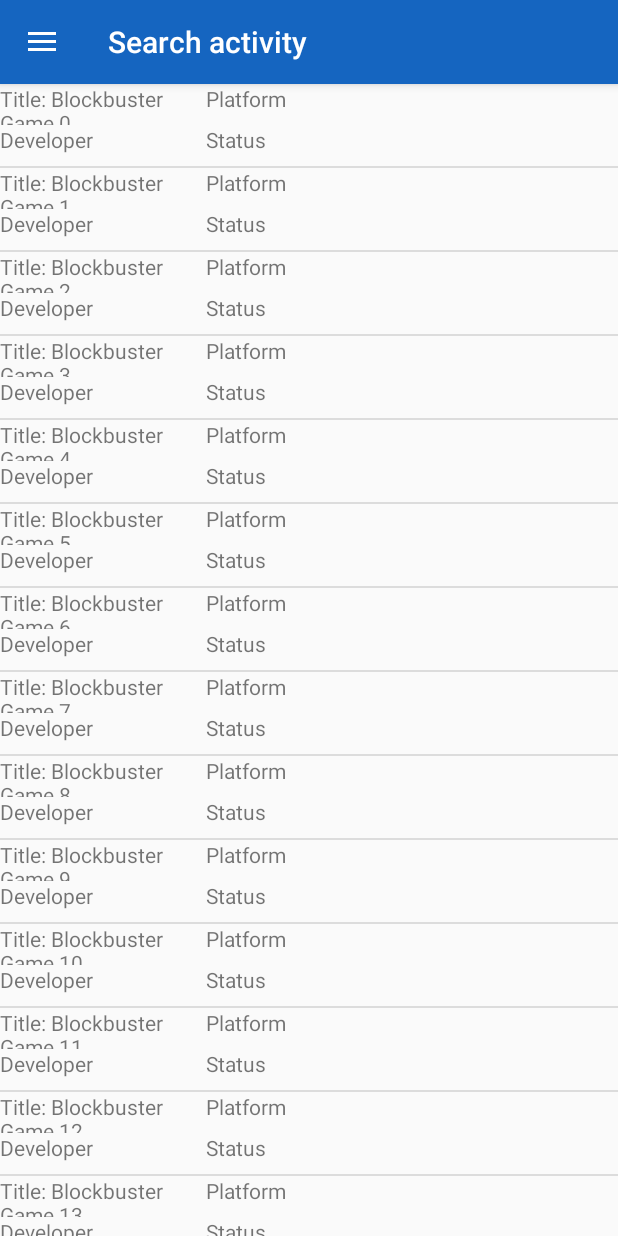
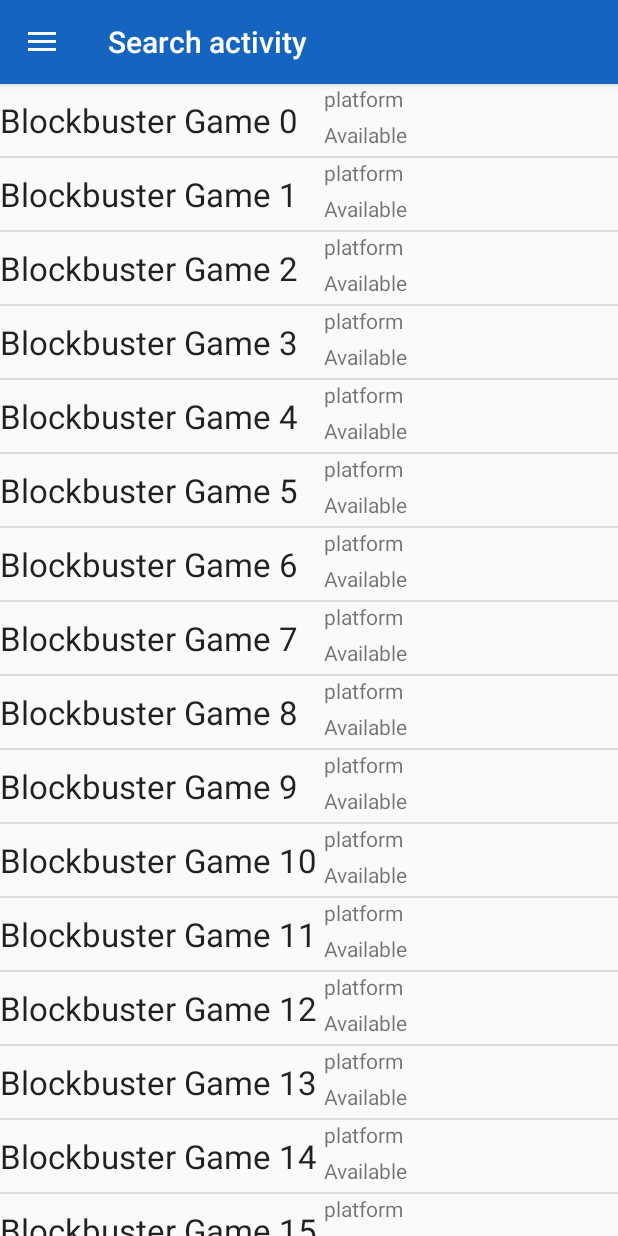
Before and after one commit to CMPUT301W16T18/GameXchange, an Android app: the screen it shows after launch (SearchListActivity), on a phone screen of 412 x 824 dp. Run offline under Robolectric (Android 15) with nearby library versions, the light colour scheme and no system bars; libraries missing offline, so code that uses them is left out: com.github.amlcurran.showcaseview; 1 statement that could not run was skipped.

Commit message:
Fixed layout for SearchListActivity

```diff
--- a/src/GameXchange/app/src/main/java/ca/ualberta/cmput301w16t18/gamexchange/SearchListListViewArrayAdapter.java
+++ b/src/GameXchange/app/src/main/java/ca/ualberta/cmput301w16t18/gamexchange/SearchListListViewArrayAdapter.java
@@ -38,7 +38,13 @@ public class SearchListListViewArrayAdapter extends ArrayAdapter<Game> {
 
         //Populate data in the view
         TextView textview = (TextView) convertView.findViewById(R.id.SearchListItemTitleTextView);
-        textview.setText("Title: " + gamelist.get(position).getTitle());
+        textview.setText(gamelist.get(position).getTitle());
+
+        textview = (TextView) convertView.findViewById(R.id.SearchListItemPlatformTextView);
+        textview.setText(gamelist.get(position).getPlatform());
+
+        textview = (TextView) convertView.findViewById(R.id.SearchListItemStatusTextView);
+        textview.setText(gamelist.get(position).getStatus());
 
         return convertView;
     }
--- a/src/GameXchange/app/src/main/res/layout/searchlist_listview_item.xml
+++ b/src/GameXchange/app/src/main/res/layout/searchlist_listview_item.xml
@@ -1,48 +1,44 @@
 <?xml version="1.0" encoding="utf-8"?>
 <LinearLayout xmlns:android="http://schemas.android.com/apk/res/android"
-    xmlns:app="http://schemas.android.com/apk/res-auto"
     android:orientation="horizontal"
-    android:layout_width="fill_parent"
-    android:layout_height="wrap_content">
+    android:layout_width="match_parent"
+    android:layout_height="wrap_content"
+    android:baselineAligned="false">
 
     <LinearLayout
         android:layout_width="0dp"
-        android:layout_height="fill_parent"
+        android:layout_height="match_parent"
         android:layout_weight="2"
-        android:orientation="vertical">
+        android:orientation="vertical"
+        android:layout_gravity="center_vertical">
 
         <TextView
-            android:layout_width="wrap_content"
-            android:layout_height="0dp"
-            android:layout_weight="1"
+            android:layout_width="match_parent"
+            android:layout_height="match_parent"
+            android:textAppearance="?android:attr/textAppearanceLarge"
             android:id="@+id/SearchListItemTitleTextView"
-            android:text="Title"/>
-
-        <TextView
-            android:layout_width="wrap_content"
-            android:layout_height="0dp"
-            android:layout_weight="1"
-            android:id="@+id/SearchListItemDeveloperTextView"
-            android:text="Developer"/>
+            android:text="Title"
+            android:layout_gravity="center_vertical"
+            android:gravity="center_vertical" />
 
 
     </LinearLayout>
 
     <LinearLayout
         android:layout_width="0dp"
-        android:layout_weight="2"
-        android:layout_height="fill_parent"
+        android:layout_weight="1"
+        android:layout_height="match_parent"
         android:orientation="vertical">
 
         <TextView
-            android:layout_width="wrap_content"
+            android:layout_width="match_parent"
             android:layout_height="0dp"
             android:layout_weight="1"
             android:id="@+id/SearchListItemPlatformTextView"
             android:text="Platform"/>
 
         <TextView
-            android:layout_width="wrap_content"
+            android:layout_width="match_parent"
             android:layout_height="0dp"
             android:layout_weight="1"
             android:id="@+id/SearchListItemStatusTextView"
@@ -51,9 +47,8 @@
 
     </LinearLayout>
     <LinearLayout
-        android:layout_width="0dp"
-        android:layout_height="match_parent"
-        android:layout_weight="2">
+        android:layout_width="wrap_content"
+        android:layout_height="match_parent">
 
         <Button
             android:layout_width="wrap_content"
```
